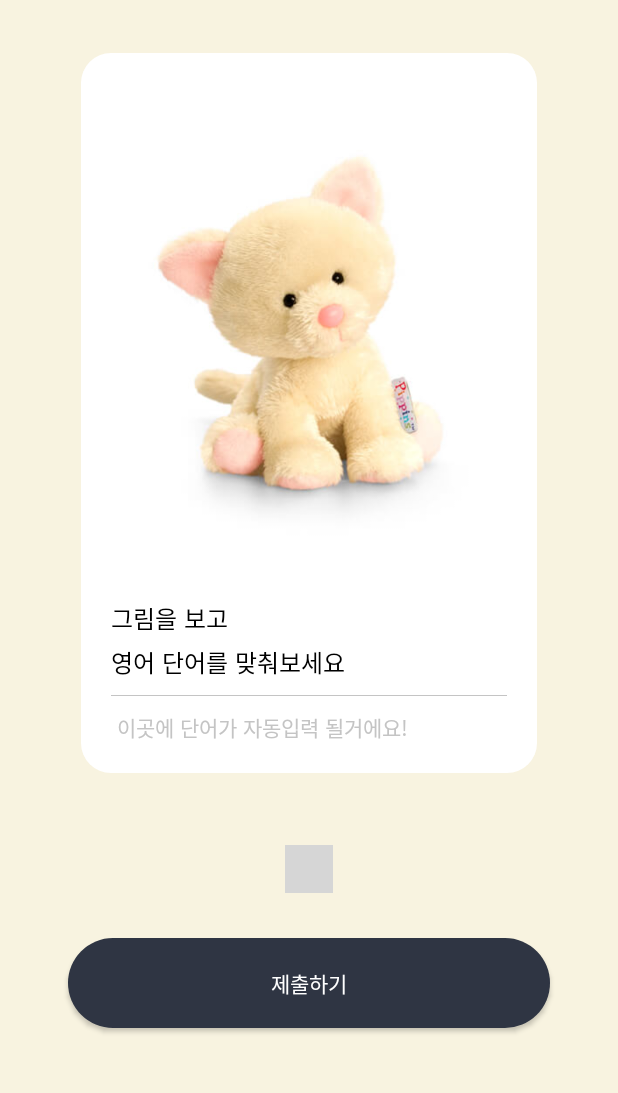
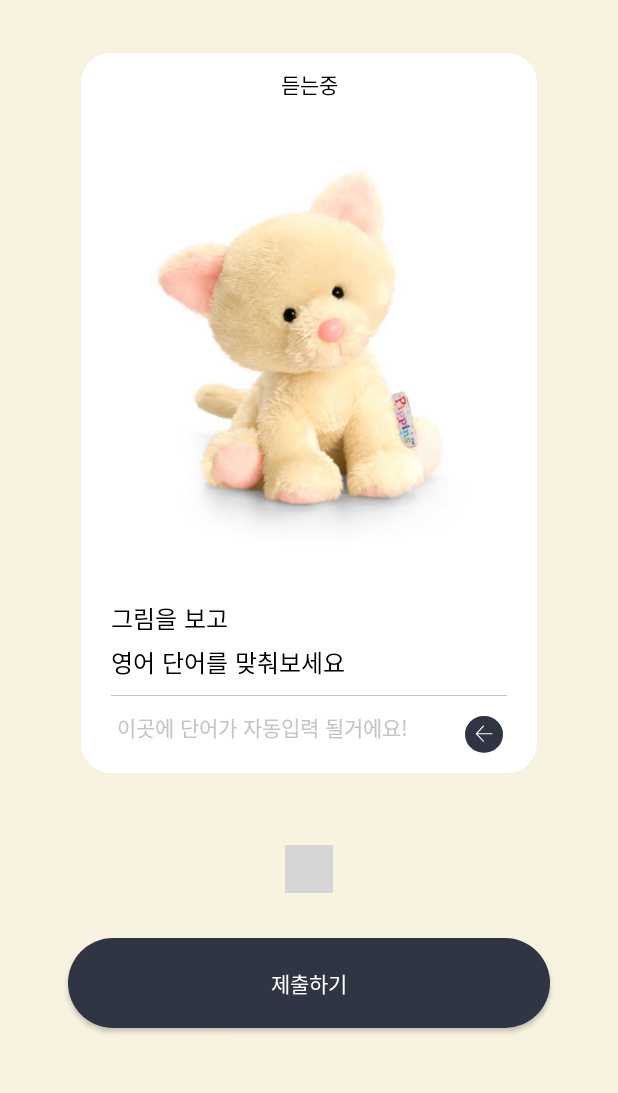
Before and after one commit to Capjjang23/RightNow-Android, an Android app: the screen it shows after launch (MainActivity), after a tap on "시작하기", on a phone screen of 412 x 824 dp, the part 130-1223 px from its top. Run offline under Robolectric (Android 15) with nearby library versions, the phone set to English and light mode, and no system bars; our stand-ins replace data binding; plain views replace DotsIndicator; 1 statement that could not run was skipped; grey boxes are pictures that could not be loaded.

```diff
--- a/app/src/main/java/com/example/rightnow/apiManager/RecordApiManager.kt
+++ b/app/src/main/java/com/example/rightnow/apiManager/RecordApiManager.kt
@@ -2,6 +2,8 @@ package com.example.rightnow.apiManager
 
 import android.content.Context
 import android.util.Log
+import androidx.lifecycle.LiveData
+import androidx.lifecycle.MutableLiveData
 import com.example.rightnow.api.RecordService
 import com.example.rightnow.model.PostTestModel
 import com.example.rightnow.model.RecordModel
@@ -13,6 +15,9 @@ import retrofit2.converter.gson.GsonConverterFactory
 class RecordApiManager {
     private var retrofit: Retrofit? = null
     private var retrofitService: RecordService? = null
+    var _resultLivedata:MutableLiveData<String> = MutableLiveData()
+    val resultLivedata: LiveData<String>
+        get() = _resultLivedata
 
     companion object {  // DCL 적용한 싱글톤 구현
         var instance: RecordApiManager? = null
@@ -28,7 +33,7 @@ class RecordApiManager {
 
     init {
         retrofit = Retrofit.Builder()
-            .baseUrl("http://172.20.10.3:8000")
+            .baseUrl("http://172.30.1.17:8000")
             .addConverterFactory(GsonConverterFactory.create())
             .build()
 
@@ -44,8 +49,12 @@ class RecordApiManager {
             ) {
                 if (response.isSuccessful) {
                     val result: PostTestModel = response.body()!!
-                    Log.d("resultt", result.toString())
-                    //EventBus.getDefault().post(GetDataEvent(resultData))
+                    Log.d("[mmihye]","서버응답 : "+result.predicted_alphabet)
+                    if(_resultLivedata.value==null)
+                        _resultLivedata.postValue(result.predicted_alphabet)
+                    else
+                        _resultLivedata.postValue(_resultLivedata.value+result.predicted_alphabet)
+
                 } else {
                     //EventBus.getDefault().post(GetDataEvent(null))
                     Log.d("resultt", "실패코드_${response.code()}")
--- a/app/src/main/java/com/example/rightnow/common/AudioRecorder.kt
+++ b/app/src/main/java/com/example/rightnow/common/AudioRecorder.kt
@@ -12,10 +12,10 @@ import java.io.FileInputStream
 
 class AudioRecorder {
     private var mediaRecorder: MediaRecorder? = null
-    private var isRecording = false
+     var isRecording = false
     private var fileName = ""
 
-    fun startRecording(outputFile: String) {
+    fun startRecording(outputFile: String, apiManager: RecordApiManager) {
         if (isRecording) return
 
         mediaRecorder = MediaRecorder().apply {
@@ -25,7 +25,7 @@ class AudioRecorder {
             setAudioEncoder(MediaRecorder.AudioEncoder.AAC) // or MediaRecorder.AudioEncoder.DEFAULT
             setAudioSamplingRate(44100) // set the desired sampling rate
             setAudioEncodingBitRate(320000)
-            setMaxDuration(1000)
+            setMaxDuration(2000)
 
             try {
                 prepare()
@@ -33,9 +33,20 @@ class AudioRecorder {
                 e.printStackTrace()
             }
             start()
-            fileName = outputFile
             isRecording = true
         }
+
+        Thread.sleep(2000)
+
+        // 서버 전송
+        isRecording = false
+        Log.d("[mmihye]","녹음 멈춤 & 서버 전송")
+        val byteArray = mediaRecorderToByteArray(outputFile)
+        val recordModel = byteArray?.let { RecordModel(it) }
+        if (recordModel != null) {
+            apiManager.postTest(recordModel)
+        }
+
     }
 
     fun restartRecording(context: Context){
--- a/app/src/main/java/com/example/rightnow/ui/QuizAdapter.kt
+++ b/app/src/main/java/com/example/rightnow/ui/QuizAdapter.kt
@@ -1,12 +1,25 @@
 package com.example.rightnow.ui
 
+import android.content.Context
+import android.os.Environment
+import android.util.Log
 import android.view.LayoutInflater
 import android.view.View
 import android.view.ViewGroup
+import androidx.lifecycle.LifecycleOwner
 import androidx.recyclerview.widget.RecyclerView
+import com.example.rightnow.apiManager.RecordApiManager
+import com.example.rightnow.common.AudioRecorder
 import com.example.rightnow.databinding.QuizItemBinding
+import java.util.*
+import kotlin.collections.ArrayList
 
-class QuizAdapter(var list: ArrayList<Int>) :
+class QuizAdapter(
+    var list: ArrayList<Int>,
+    var audioRecord: AudioRecorder,
+    var apiManager: RecordApiManager?,
+    var viewLifecycleOwner: LifecycleOwner
+) :
     RecyclerView.Adapter<QuizAdapter.ViewHolder>() {
 
 
@@ -16,6 +29,7 @@ class QuizAdapter(var list: ArrayList<Int>) :
         var hint = itemViewBinding.tvHint
         var alpha = itemViewBinding.tvAlpha
         var backBtn = itemViewBinding.btnBack
+        var state = itemViewBinding.tvState
     }
 
     override fun onCreateViewHolder(
@@ -36,12 +50,25 @@ class QuizAdapter(var list: ArrayList<Int>) :
     override fun onBindViewHolder(holder: ViewHolder, position: Int) {
         holder.img.setImageResource(list[position])
 
+        // 처음 녹음
+        if (holder.alpha.text.isEmpty()){
+            // 녹음 파일 이름
+            val filePath = Environment.getExternalStorageDirectory().absolutePath+"/Download/"+ Date().time.toString()+".aac"
 
-        // 알파벳 지우기
-        holder.backBtn.setOnClickListener {
-            val before_alpha = holder.alpha.text
-            holder.alpha.text = before_alpha.substring(0, before_alpha.length - 1)
+            // 녹음 시작
+            apiManager?.let { audioRecord.startRecording(filePath, it) }
+            Log.d("[mmihye] startRecording : ", filePath)
+        }
 
+        // 알파벳 값이 변경될때 마다 호출
+        apiManager?.resultLivedata?.observe(viewLifecycleOwner){
+            holder.alpha.text = it
+            Log.d("[mmihye]","값 "+it+"으로 변경")
+
+
+//            Thread.sleep(1500)
+
+            // 서버 전송 받을 시 확인
             if(holder.alpha.text.isEmpty()){
                 holder.backBtn.visibility = View.INVISIBLE
                 holder.alpha.visibility = View.INVISIBLE
@@ -51,19 +78,35 @@ class QuizAdapter(var list: ArrayList<Int>) :
                 holder.alpha.visibility = View.VISIBLE
                 holder.hint.visibility = View.INVISIBLE
             }
+
+
         }
 
 
-        // 서버 전송 받을 시 확인
-        if(holder.alpha.text.isEmpty()){
-            holder.backBtn.visibility = View.INVISIBLE
-            holder.alpha.visibility = View.INVISIBLE
-            holder.hint.visibility = View.VISIBLE
-        }else{
-            holder.backBtn.visibility = View.VISIBLE
-            holder.alpha.visibility = View.VISIBLE
-            holder.hint.visibility = View.INVISIBLE
+        // 알파벳 지우기
+        holder.backBtn.setOnClickListener {
+//            val before_alpha = holder.alpha.text
+//            holder.alpha.text = before_alpha.substring(0, before_alpha.length - 1)
+//
+//            if(holder.alpha.text.isEmpty()){
+//                holder.backBtn.visibility = View.INVISIBLE
+//                holder.alpha.visibility = View.INVISIBLE
+//                holder.hint.visibility = View.VISIBLE
+//            }else{
+//                holder.backBtn.visibility = View.VISIBLE
+//                holder.alpha.visibility = View.VISIBLE
+//                holder.hint.visibility = View.INVISIBLE
+//            }
+            val filePath = Environment.getExternalStorageDirectory().absolutePath+"/Download/"+ Date().time.toString()+".aac"
+
+            Log.d("[mmihye]","녹음시작")
+            // 녹음 시작
+            apiManager?.let { audioRecord.startRecording(filePath, it) }
+
         }
+
+
+
 
         // 정답저장
         MyApplication.prefs.setString("myAnswer", holder.alpha.text.toString())
--- a/app/src/main/java/com/example/rightnow/ui/QuizFragment.kt
+++ b/app/src/main/java/com/example/rightnow/ui/QuizFragment.kt
@@ -1,16 +1,13 @@
 package com.example.rightnow.ui
 
-import android.media.AudioRecord
 import android.media.MediaRecorder
 import android.os.Build
-import android.os.Environment
-import android.util.Log
 import androidx.viewpager2.widget.ViewPager2
 import com.android.example.travalue.base.BaseFragment
 import com.example.rightnow.common.AudioRecorder
 import com.example.rightnow.R
+import com.example.rightnow.apiManager.RecordApiManager
 import com.example.rightnow.databinding.FragmentQuizBinding
-import java.util.*
 import kotlin.collections.ArrayList
 
 
@@ -18,7 +15,6 @@ class QuizFragment  : BaseFragment<FragmentQuizBinding>(R.layout.fragment_quiz)
 
     var quizItems = arrayListOf<String>("cat","dog","elephant","frog", "gorilla")
     var answer = ""
-    lateinit var audioRecord : AudioRecord
 
     private val userVersion:Int = Build.VERSION.SDK_INT
     private lateinit var mediaRecorder:MediaRecorder
@@ -26,6 +22,8 @@ class QuizFragment  : BaseFragment<FragmentQuizBinding>(R.layout.fragment_quiz)
     private var recorder: MediaRecorder? = null
     private var state:Boolean = false
 
+    val audioRecorder = AudioRecorder()
+    val apiManager = RecordApiManager.getInstance(context)
 
 
     override fun initStartView() {
@@ -38,7 +36,8 @@ class QuizFragment  : BaseFragment<FragmentQuizBinding>(R.layout.fragment_quiz)
     override fun initDataBinding() {
         super.initDataBinding()
 
-        binding.viewPager2.adapter = QuizAdapter(getCardList()) // 어댑터 생성
+        // 어댑터 생성
+        binding.viewPager2.adapter = QuizAdapter(getCardList(), audioRecorder,apiManager,viewLifecycleOwner)
         binding.viewPager2.orientation = ViewPager2.ORIENTATION_HORIZONTAL
 
 
@@ -69,22 +68,15 @@ class QuizFragment  : BaseFragment<FragmentQuizBinding>(R.layout.fragment_quiz)
 
         binding.dotsIndicator.setViewPager2(binding.viewPager2)
 
-        // 녹음 파일 이름
-        var filePath = Environment.getExternalStorageDirectory().absolutePath+"/Download/"+Date().time.toString()+".aac"
-
-        // 녹음 시작
-        val audioRecorder = AudioRecorder()
-        audioRecorder.startRecording(filePath)
-        Log.d("[mmihye] startRecording : ", filePath)
 
 
         // 정답 제출
         binding.btnCheck.setOnClickListener {
 //            val action = QuizFragmentDirections.actionQuizFragmentToQuizResultDialog(answer)
 //            navController.navigate(action)
-            context?.let { it1 -> audioRecorder.restartRecording(it1) }
-            filePath = Environment.getExternalStorageDirectory().absolutePath+"/Download/"+Date().time.toString()+".aac"
-            audioRecorder.startRecording(filePath)
+//            context?.let { it1 -> audioRecorder.restartRecording(it1) }
+//            filePath = Environment.getExternalStorageDirectory().absolutePath+"/Download/"+Date().time.toString()+".aac"
+//            audioRecorder.startRecording(filePath)
 
         }
 
--- a/app/src/main/res/layout/quiz_item.xml
+++ b/app/src/main/res/layout/quiz_item.xml
@@ -19,13 +19,13 @@
                     android:layout_width="0dp"
                     android:layout_height="0dp"
                     android:layout_marginStart="10dp"
-                    android:layout_marginTop="10dp"
+                    android:layout_marginTop="8dp"
                     android:layout_marginEnd="10dp"
                     android:layout_marginBottom="10dp"
                     app:layout_constraintBottom_toTopOf="@+id/textView"
                     app:layout_constraintEnd_toEndOf="parent"
                     app:layout_constraintStart_toStartOf="parent"
-                    app:layout_constraintTop_toTopOf="parent"
+                    app:layout_constraintTop_toBottomOf="@+id/tv_state"
                     tools:srcCompat="@tools:sample/avatars" />
 
                 <TextView
@@ -96,6 +96,16 @@
                     app:layout_constraintEnd_toStartOf="@+id/btn_back"
                     app:layout_constraintStart_toStartOf="@+id/view"
                     app:layout_constraintTop_toBottomOf="@+id/view" />
+
+                <TextView
+                    android:id="@+id/tv_state"
+                    android:layout_width="wrap_content"
+                    android:layout_height="wrap_content"
+                    android:text="듣는중"
+                    android:textColor="#000000"
+                    app:layout_constraintEnd_toEndOf="parent"
+                    app:layout_constraintStart_toStartOf="parent"
+                    app:layout_constraintTop_toTopOf="parent" />
             </androidx.constraintlayout.widget.ConstraintLayout>
         </LinearLayout>
 
```
